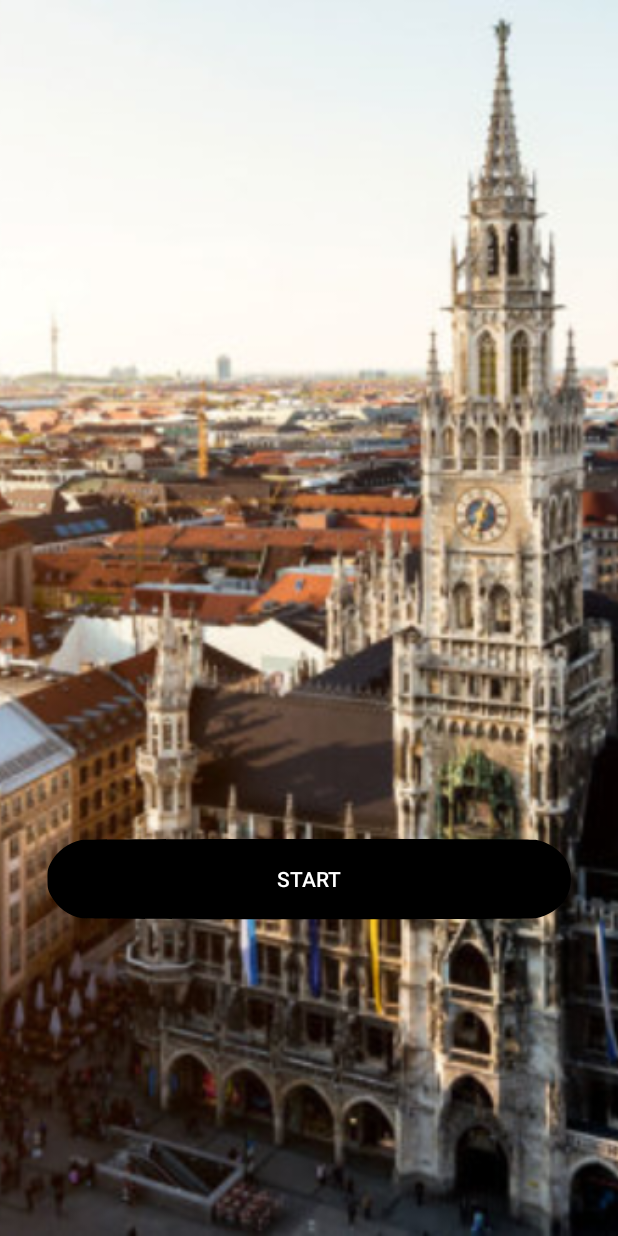
After one commit to mobileappdevhm20/team-project-team_2, an Android app: the layout start_page.xml on its own in the app's theme, with its tools: preview values and no code run, on a phone screen of 412 x 824 dp. The commit adds this screen. Run offline under Robolectric (Android 15) with nearby library versions, the phone set to English and light mode, and no system bars.

Commit message:
started with Start Page

```diff
--- /dev/null
+++ b/app/src/main/res/layout/start_page.xml
@@ -0,0 +1,41 @@
+<?xml version="1.0" encoding="utf-8"?>
+<FrameLayout xmlns:android="http://schemas.android.com/apk/res/android"
+    xmlns:tools="http://schemas.android.com/tools"
+    android:layout_width="match_parent"
+    android:layout_height="match_parent"
+    tools:context=".LoginFragment">
+
+    <ImageView
+        android:layout_width="match_parent"
+        android:layout_height="match_parent"
+        android:adjustViewBounds="false"
+        android:contentDescription="@string/background"
+        android:cropToPadding="false"
+        android:scaleType="centerCrop"
+        android:src="@drawable/background" />
+
+    <LinearLayout
+        android:layout_width="match_parent"
+        android:layout_height="wrap_content"
+        android:layout_marginLeft="20dp"
+        android:layout_marginRight="20dp"
+        android:layout_marginBottom="200dp"
+        android:layout_gravity="bottom"
+        android:gravity="center"
+        android:orientation="vertical">
+
+
+        <Button
+            android:id="@+id/button_login"
+            android:layout_width="wrap_content"
+            android:layout_height="?actionBarSize"
+            android:layout_gravity="bottom"
+            android:layout_margin="10dp"
+            android:background="@drawable/button_black"
+            android:gravity="center"
+            android:text="@string/start"
+            android:textColor="#ffffff" />
+
+    </LinearLayout>
+
+</FrameLayout>
--- a/app/src/main/res/values/strings.xml
+++ b/app/src/main/res/values/strings.xml
@@ -5,4 +5,6 @@
     <string name="log_in">Log in</string>
     <string name="sign_up">Sign up</string>
     <string name="background">background</string>
+
+    <string name="start">START</string>
 </resources>
```
